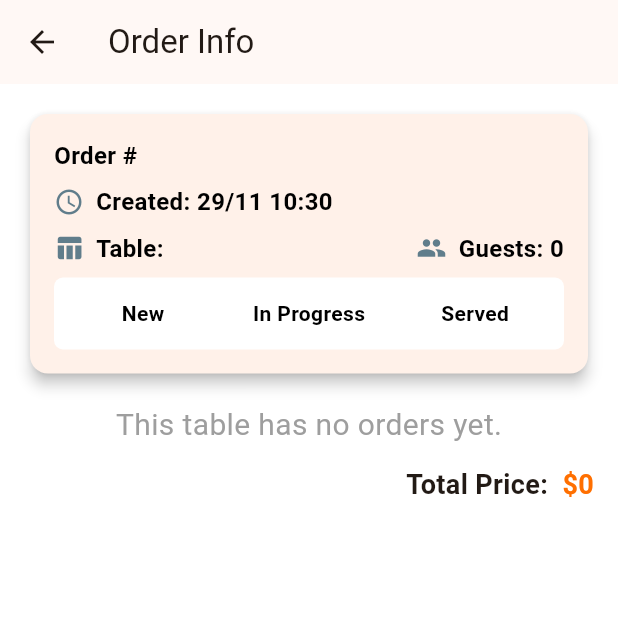
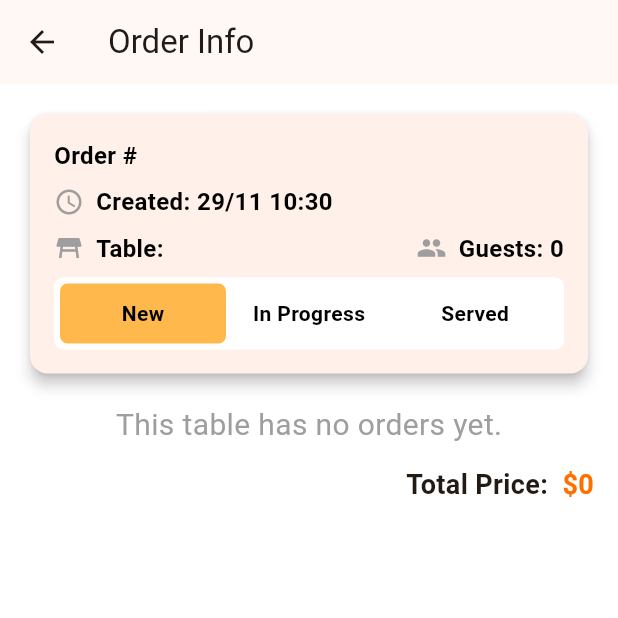
Before and after one commit to nouralbasmy/YalaDine, a Flutter app: the AdminOrderInfoScreen screen opened directly with empty values, after a tap on "New", on a phone screen of 412 x 824 dp, the top half of it. Run offline on Flutter 3.47's test engine with Material 3 defaults, Android fonts, the phone set to English and light mode, and no system bars; our stand-ins replace cloud_firestore, firebase_auth, firebase_core, flutter_dotenv; accounts and stored records are empty.

Commit message:
Implemented order status update UI and in db, handled not changing status for completed orders, implemented logout

```diff
--- a/lib/providers/order_provider.dart
+++ b/lib/providers/order_provider.dart
@@ -69,62 +69,31 @@ class OrderProvider with ChangeNotifier {
     }
   }
 
-  // // Update an existing order
-  // Future<void> updateOrder(
-  //     String orderId, Map<String, dynamic> updatedData) async {
-  //   try {
-  //     isLoading = true;
-  //     notifyListeners();
+  // Method to update order status
+  Future<void> updateOrderStatus(String orderId, String newStatus) async {
+    try {
+      isLoading = true;
+      notifyListeners();
 
-  //     final orderDoc =
-  //         FirebaseFirestore.instance.collection('orders').doc(orderId);
+      // Reference to the order in Firestore
+      final orderDocRef =
+          FirebaseFirestore.instance.collection('orders').doc(orderId);
 
-  //     // Update the order in Firestore
-  //     await orderDoc.update(updatedData);
+      // Update the status field in Firestore
+      await orderDocRef.update({'status': newStatus});
 
-  //     // Update the local list
-  //     final index = orders.indexWhere((order) => order['id'] == orderId);
-  //     if (index != -1) {
-  //       orders[index] = {
-  //         ...orders[index],
-  //         ...updatedData,
-  //       };
-  //     }
+      // Find and update the order in the local list
+      final orderIndex = orders.indexWhere((order) => order['id'] == orderId);
+      if (orderIndex != -1) {
+        orders[orderIndex]['status'] = newStatus; // Update the status locally
+      }
 
-  //     isLoading = false;
-  //     notifyListeners();
-  //   } catch (e) {
-  //     isLoading = false;
-  //     print("Error updating order: $e");
-  //     throw Exception("Failed to update order");
-  //   }
-  // }
-
-  // // Delete an order
-  // Future<void> deleteOrder(String orderId) async {
-  //   try {
-  //     isLoading = true;
-  //     notifyListeners();
-
-  //     final orderDoc =
-  //         FirebaseFirestore.instance.collection('orders').doc(orderId);
-
-  //     // Delete the order from Firestore
-  //     await orderDoc.delete();
-
-  //     // Remove the order from the local list
-  //     orders.removeWhere((order) => order['id'] == orderId);
-
-  //     if (orders.isEmpty) {
-  //       isOrdersEmpty = true;
-  //     }
-
-  //     isLoading = false;
-  //     notifyListeners();
-  //   } catch (e) {
-  //     isLoading = false;
-  //     print("Error deleting order: $e");
-  //     throw Exception("Failed to delete order");
-  //   }
-  // }
+      isLoading = false;
+      notifyListeners();
+    } catch (e) {
+      isLoading = false;
+      print("Error updating order status: $e");
+      throw Exception("Failed to update order status");
+    }
+  }
 }
--- a/lib/widgets/order_header_card.dart
+++ b/lib/widgets/order_header_card.dart
@@ -40,7 +40,7 @@ class OrderHeaderCard extends StatelessWidget {
               children: [
                 const Icon(
                   Icons.access_time,
-                  color: Colors.blueGrey,
+                  color: Colors.grey,
                   size: 20,
                 ),
                 const SizedBox(width: 8),
@@ -63,8 +63,8 @@ class OrderHeaderCard extends StatelessWidget {
                 Row(
                   children: [
                     const Icon(
-                      Icons.table_chart,
-                      color: Colors.blueGrey,
+                      Icons.table_restaurant,
+                      color: Colors.grey,
                       size: 20,
                     ),
                     const SizedBox(width: 8),
@@ -82,7 +82,7 @@ class OrderHeaderCard extends StatelessWidget {
                   children: [
                     const Icon(
                       Icons.people,
-                      color: Colors.blueGrey,
+                      color: Colors.grey,
                       size: 20,
                     ),
                     const SizedBox(width: 8),
@@ -103,7 +103,10 @@ class OrderHeaderCard extends StatelessWidget {
             const SizedBox(height: 8),
 
             // Order Status Section with a smooth horizontal status bar
-            OrderStatusBar(currentStatus: orderStatus)
+            OrderStatusBar(
+              currentStatus: orderStatus,
+              orderID: orderID,
+            )
           ],
         ),
       ),
--- a/lib/widgets/order_status_bar.dart
+++ b/lib/widgets/order_status_bar.dart
@@ -1,15 +1,51 @@
 import 'package:flutter/material.dart';
 import 'package:yala_dine/utils/app_colors.dart';
+import 'package:provider/provider.dart';
+import 'package:yala_dine/providers/order_provider.dart'; // Assuming the provider is in this location
 
-class OrderStatusBar extends StatelessWidget {
+class OrderStatusBar extends StatefulWidget {
   final String currentStatus;
-  // final Function(String) onStatusChanged;
+  final String orderID;
 
-  OrderStatusBar({required this.currentStatus});
+  OrderStatusBar({required this.currentStatus, required this.orderID});
+
+  @override
+  _OrderStatusBarState createState() => _OrderStatusBarState();
+}
+
+class _OrderStatusBarState extends State<OrderStatusBar> {
+  late String _currentStatus;
+
+  @override
+  void initState() {
+    super.initState();
+    _currentStatus =
+        widget.currentStatus; // Initialize with the current status passed
+  }
 
   @override
   Widget build(BuildContext context) {
     List<String> statuses = ['New', 'In Progress', 'Served'];
+
+    bool isPaid = _currentStatus == 'Paid';
+    if (isPaid) {
+      return Container(
+        padding: const EdgeInsets.all(8),
+        alignment: Alignment.center,
+        decoration: BoxDecoration(
+          color: Colors.grey,
+          borderRadius: BorderRadius.circular(6),
+        ),
+        child: const Text(
+          'Completed',
+          style: TextStyle(
+            color: AppColors.greyBackground,
+            fontWeight: FontWeight.bold,
+            fontSize: 16,
+          ),
+        ),
+      );
+    }
 
     return Container(
       padding: const EdgeInsets.all(4),
@@ -19,13 +55,24 @@ class OrderStatusBar extends StatelessWidget {
       ),
       child: Row(
         children: statuses.map<Widget>((status) {
-          bool isSelected = currentStatus == status;
+          bool isSelected = _currentStatus == status;
 
           return Expanded(
             child: GestureDetector(
-              onTap: () => {print("STATUS CHANGED")},
+              onTap: isPaid
+                  ? null // Prevent tapping if the status is "Paid"
+                  : () async {
+                      await context
+                          .read<OrderProvider>()
+                          .updateOrderStatus(widget.orderID, status);
+
+                      // Update the local status immediately after Firestore update
+                      setState(() {
+                        _currentStatus = status;
+                      });
+                    },
               child: AnimatedContainer(
-                duration: const Duration(milliseconds: 300),
+                duration: const Duration(milliseconds: 200),
                 padding: const EdgeInsets.symmetric(vertical: 8),
                 decoration: BoxDecoration(
                   color: isSelected
@@ -42,10 +89,13 @@ class OrderStatusBar extends StatelessWidget {
                 child: Center(
                   child: Text(
                     status,
-                    style: const TextStyle(
-                        color: Colors.black,
-                        fontWeight: FontWeight.bold,
-                        fontSize: 14),
+                    style: TextStyle(
+                      color: isPaid
+                          ? Colors.grey
+                          : Colors.black, // Dim text if Paid
+                      fontWeight: FontWeight.bold,
+                      fontSize: 14,
+                    ),
                   ),
                 ),
               ),
--- a/lib/widgets/order_tile.dart
+++ b/lib/widgets/order_tile.dart
@@ -100,7 +100,7 @@ class OrderTile extends StatelessWidget {
                         ? AppColors.lightTeal
                         : order['status'] == "In Progress"
                             ? AppColors.secondaryOrange
-                            : order['status'] == "Serving"
+                            : order['status'] == "Served"
                                 ? AppColors.primaryOrange
                                 : Colors.grey,
                     borderRadius: BorderRadius.circular(5),
```
Also changed, not shown: lib/screens/management/admin_home_screen.dart (+47 -3 lines).
